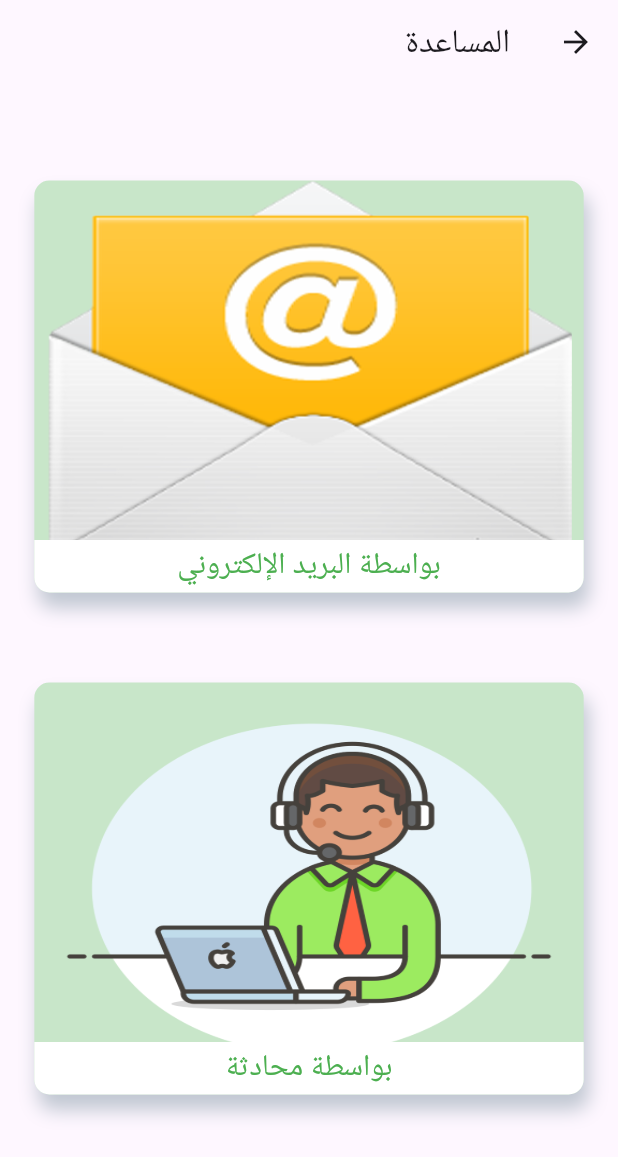
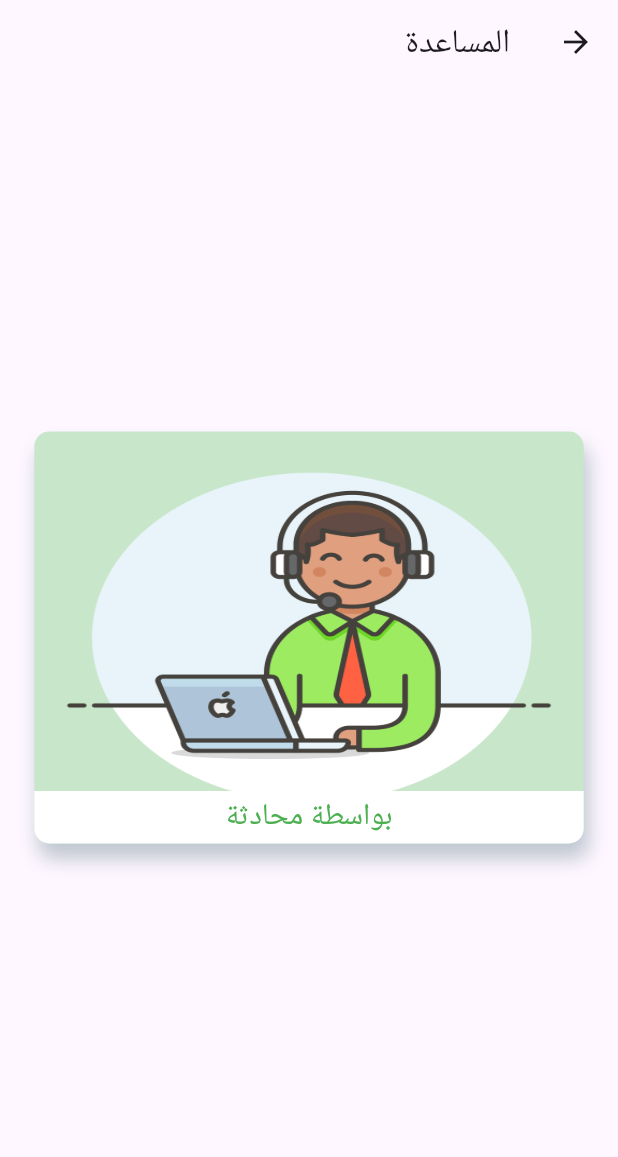
Before and after one commit to ahmed702925/market_your_business_app-1, a Flutter app: the HelpScreen screen opened by its route, on a phone screen of 412 x 824 dp. Shown: the top 1157 px of the screen. Run offline on Flutter 3.47's test engine with Material 3 defaults, Android fonts, the phone set to English and light mode, and no system bars; our stand-ins replace another_flushbar, firebase_storage, flutter_carousel_widget, flutter_zoom_drawer, font_awesome_flutter, google_fonts and 5 more; missing offline and left inert: flutter_email_sender, intro_views_flutter; accounts and stored records are empty; network calls fail; Roboto replaces fonts that are missing (Amiri).

```diff
--- a/lib/screens/chat_screen.dart
+++ b/lib/screens/chat_screen.dart
@@ -62,7 +62,7 @@ class _ChatScreenState extends State<ChatScreen> {
   void didChangeDependencies() {
     if (_isInit) {
       loadSharedPrefs().then((_) => {
-            Provider.of<ChatProvider>(context)
+            Provider.of<ChatProvider>(context,listen: false)
                 .fetchAndSetChat(userLoad!.email!.split('.')[0], widget.orgId)
                 .then((value) => {
                       _loading = true,
--- a/lib/screens/help_screen.dart
+++ b/lib/screens/help_screen.dart
@@ -79,94 +79,96 @@ class _HelpScreenState extends State<HelpScreen> {
         child: SingleChildScrollView(
           child: Column(
             children: <Widget>[
-              InkWell(
-                onTap: () {
-                  Navigator.push(
-                      context,
-                      MaterialPageRoute(
-                          builder: (context) => EmailOrganization()));
-                },
-                child: Container(
-                  width: MediaQuery.of(context).size.width * 8 / 9,
-                  height: MediaQuery.of(context).size.height * 1 / 3,
-                  decoration: BoxDecoration(
-                    borderRadius: BorderRadius.circular(10.0),
-                    color: Colors.green[100],
-                    boxShadow: [
-                      BoxShadow(
-                          color: Colors.blueGrey.withAlpha(100),
-                          offset: const Offset(3.0, 10.0),
-                          blurRadius: 10.0)
-                    ],
-                    image: DecorationImage(
-                      fit: BoxFit.fill,
-                      image: AssetImage(
-                        'assets/images/email.png',
-                      ),
-                    ),
-                  ),
-                  child: Stack(
-                    children: <Widget>[
-                      Align(
-                        alignment: Alignment.bottomCenter,
-                        child: Container(
-                          margin: EdgeInsets.fromLTRB(0, 10, 0, 0),
-                          decoration: BoxDecoration(
-                              color: Colors.white,
-                              borderRadius: BorderRadius.only(
-                                  bottomLeft: Radius.circular(10.0),
-                                  bottomRight: Radius.circular(10.0))),
-                          height: 35.0,
-                          child: Row(
-                            mainAxisAlignment: MainAxisAlignment.center,
-                            children: <Widget>[
-                              Flexible(
-                                child: Container(
-                                  child: Text(
-                                    'بواسطة البريد الإلكتروني',
-                                    overflow: TextOverflow.ellipsis,
-                                    style: TextStyle(
-                                      color: Colors.green,
-                                      fontSize: 20,
-                                    ),
-                                  ),
-                                ),
-                              ),
-                            ],
-                          ),
-                        ),
-                      )
-                    ],
-                  ),
-                ),
-              ),
-//              SizedBox(
-//                width: MediaQuery.of(context).size.width * 8 / 9,
-//                child: RaisedButton(
-//                  onPressed: () {
-//                    Navigator.push(
-//                        context,
-//                        MaterialPageRoute(
-//                            builder: (context) => EmailOrganization()));
-//                  },
-//                  child: const Text(
-//                    'بواسطة البريد الإلكتروني',
-//                    style: TextStyle(
-//                        color: Colors.white,
-//                        fontSize: 18.0,
-//                        fontWeight: FontWeight.bold),
-//                  ),
-//                  shape: RoundedRectangleBorder(
-//                    borderRadius: BorderRadius.circular(30),
-//                  ),
-//                  padding: EdgeInsets.symmetric(horizontal: 2.0, vertical: 2.0),
-//                  color: Theme.of(context).primaryColor,
-//                  textColor: Theme.of(context).primaryTextTheme.button.color,
-//                ),
-//              ),
-              Padding(
-                padding: const EdgeInsets.only(top: 60.0),
-              ),
+//               InkWell(
+//                 onTap: () {
+//                   Navigator.push(
+//                       context,
+//                       MaterialPageRoute(
+//                           builder: (context) => EmailOrganization()));
+//                 },
+//                 child: Container(
+//                   width: MediaQuery.of(context).size.width * 8 / 9,
+//                   height: MediaQuery.of(context).size.height * 1 / 3,
+//                   decoration: BoxDecoration(
+//                     borderRadius: BorderRadius.circular(10.0),
+//                     color: Colors.green[100],
+//                     boxShadow: [
+//                       BoxShadow(
+//                           color: Colors.blueGrey.withAlpha(100),
+//                           offset: const Offset(3.0, 10.0),
+//                           blurRadius: 10.0)
+//                     ],
+//                     image: DecorationImage(
+//                       fit: BoxFit.fill,
+//                       image: AssetImage(
+//                         'assets/images/email.png',
+//                       ),
+//                     ),
+//                   ),
+//                   child: Stack(
+//                     children: <Widget>[
+//                       Align(
+//                         alignment: Alignment.bottomCenter,
+//                         child: Container(
+//                           margin: EdgeInsets.fromLTRB(0, 10, 0, 0),
+//                           decoration: BoxDecoration(
+//                               color: Colors.white,
+//                               borderRadius: BorderRadius.only(
+//                                   bottomLeft: Radius.circular(10.0),
+//                                   bottomRight: Radius.circular(10.0))),
+//                           height: 35.0,
+//                           child: Row(
+//                             mainAxisAlignment: MainAxisAlignment.center,
+//                             children: <Widget>[
+//                               Flexible(
+//                                 child: Container(
+//                                   child: Text(
+//                                     'بواسطة البريد الإلكتروني',
+//                                     overflow: TextOverflow.ellipsis,
+//                                     style: TextStyle(
+//                                       color: Colors.green,
+//                                       fontSize: 20,
+//                                     ),
+//                                   ),
+//                                 ),
+//                               ),
+//                             ],
+//                           ),
+//                         ),
+//                       )
+//                     ],
+//                   ),
+//                 ),
+//               ),
+// //              SizedBox(
+// //                width: MediaQuery.of(context).size.width * 8 / 9,
+// //                child: RaisedButton(
+// //                  onPressed: () {
+// //                    Navigator.push(
+// //                        context,
+// //                        MaterialPageRoute(
+// //                            builder: (context) => EmailOrganization()));
+// //                  },
+// //                  child: const Text(
+// //                    'بواسطة البريد الإلكتروني',
+// //                    style: TextStyle(
+// //                        color: Colors.white,
+// //                        fontSize: 18.0,
+// //                        fontWeight: FontWeight.bold),
+// //                  ),
+// //                  shape: RoundedRectangleBorder(
+// //                    borderRadius: BorderRadius.circular(30),
+// //                  ),
+// //                  padding: EdgeInsets.symmetric(horizontal: 2.0, vertical: 2.0),
+// //                  color: Theme.of(context).primaryColor,
+// //                  textColor: Theme.of(context).primaryTextTheme.button.color,
+// //                ),
+// //              ),
+//               Padding(
+//                 padding: const EdgeInsets.only(top: 60.0),
+//               ),
+
+
               InkWell(
                 onTap: () async {
                   UserNav? userLoad = await loadSharedPrefs();
```
